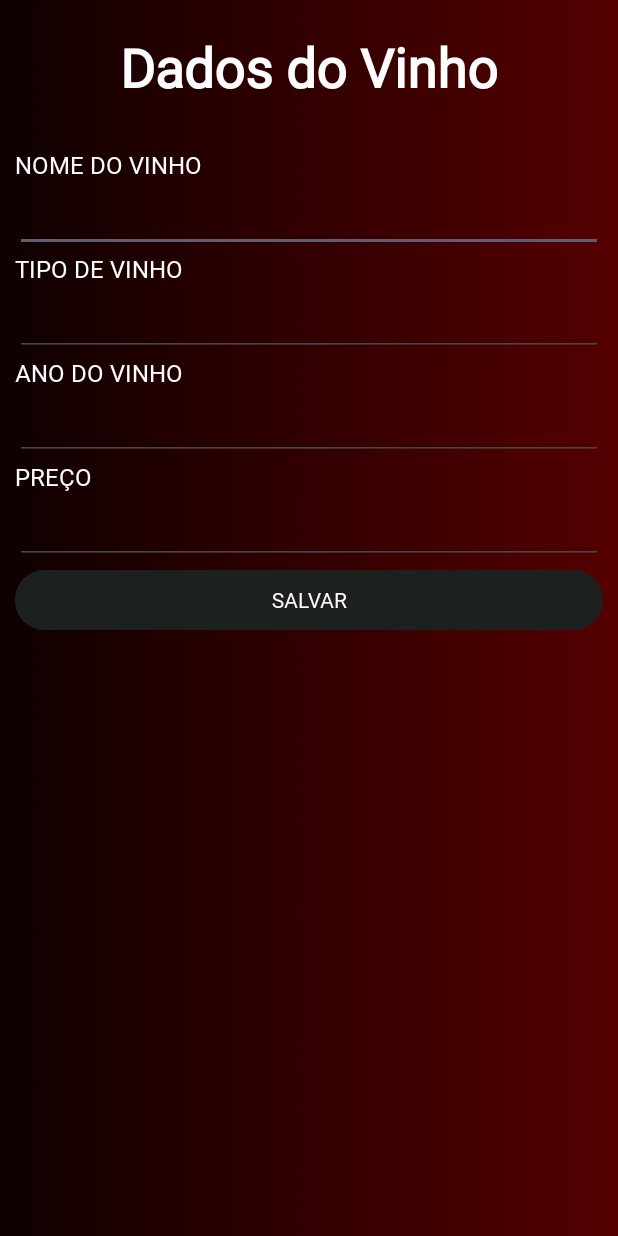
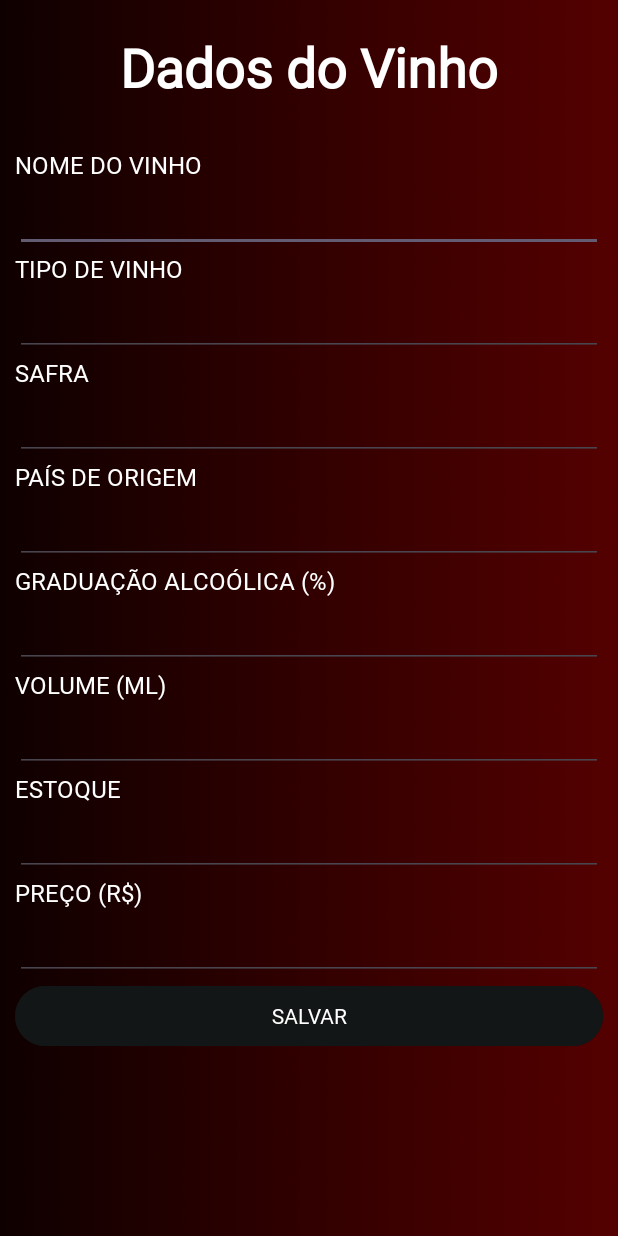
Before and after one commit to DiogoWebber/WineVision, an Android app: the EditVinhoActivity screen opened directly, with no data from a screen before it, after a tap on "SALVAR", on a phone screen of 412 x 824 dp. Run offline under Robolectric (Android 15) with nearby library versions, the phone set to English and light mode, and no system bars; 1 statement that could not run was skipped.

Commit message:
fix editClient

```diff
--- a/app/src/main/java/com/example/diogo/relatorio/RelatorioMesActivity.java
+++ b/app/src/main/java/com/example/diogo/relatorio/RelatorioMesActivity.java
@@ -53,7 +53,7 @@ public class RelatorioMesActivity extends AppCompatActivity {
         setContentView(R.layout.activity_relatorio_mes);
 
         if (Build.VERSION.SDK_INT >= Build.VERSION_CODES.LOLLIPOP) {
-            getWindow().setStatusBarColor(getResources().getColor(R.color.black));
+            getWindow().setStatusBarColor(getResources().getColor(R.color.cinza));
         }
 
         barChart = findViewById(R.id.barChart);
--- a/app/src/main/java/com/example/diogo/vendas/RegistroVendaActivity.java
+++ b/app/src/main/java/com/example/diogo/vendas/RegistroVendaActivity.java
@@ -135,7 +135,7 @@ public class RegistroVendaActivity extends AppCompatActivity {
             // Atualiza a quantidade do vinho selecionado
             vinhoSelecionado.setEstoque(vinhoSelecionado.getEstoque() - quantidade); // Subtrai a quantidade vendida
 
-            long result = vinhoDAO.update(vinhoSelecionado); // Atualiza o vinho no banco de dados
+            long result = vinhoDAO.updateVinho(vinhoSelecionado); // Atualiza o vinho no banco de dados
 
             // Verifica se a venda foi registrada e se a atualização do estoque foi bem-sucedida
             if (id != -1 && result > 0) {
--- a/app/src/main/java/com/example/diogo/vinhos/EditVinhoActivity.java
+++ b/app/src/main/java/com/example/diogo/vinhos/EditVinhoActivity.java
@@ -1,6 +1,7 @@
 package com.example.diogo.vinhos;
 
 import android.content.Intent;
+import android.os.Build;
 import android.os.Bundle;
 import android.text.TextUtils;
 import android.view.View;
@@ -16,16 +17,17 @@ import com.example.diogo.database.model.VinhosModel;
 
 public class EditVinhoActivity extends AppCompatActivity {
 
-    private EditText nomeTextView;
-    private EditText tipoTextView;
-    private EditText anoTextView;
-    private EditText precoTextView;
+    private EditText nomeTextView, tipoTextView, anoTextView, precoTextView;
+    private EditText safraTextView, paisTextView, graduacaoTextView, volumeTextView, estoqueTextView;
     private Button btnSalvar;
     private VinhoDAO vinhoDAO;
     private long vinhoId;
 
     @Override
     protected void onCreate(Bundle savedInstanceState) {
+        if (Build.VERSION.SDK_INT >= Build.VERSION_CODES.LOLLIPOP) {
+            getWindow().setStatusBarColor(getResources().getColor(R.color.vinho));
+        }
         super.onCreate(savedInstanceState);
         setContentView(R.layout.edit_vinho);
 
@@ -41,8 +43,13 @@ public class EditVinhoActivity extends AppCompatActivity {
         // Bind views
         nomeTextView = findViewById(R.id.editNomeVinho);
         tipoTextView = findViewById(R.id.editTipoVinho);
-        anoTextView = findViewById(R.id.editAnoVinho);
+        safraTextView = findViewById(R.id.editSafra);
+        paisTextView = findViewById(R.id.editPaisOrigem);
+        graduacaoTextView = findViewById(R.id.editGraduacaoAlcoolica);
+        volumeTextView = findViewById(R.id.editVolume);
+        estoqueTextView = findViewById(R.id.editEstoque);
         precoTextView = findViewById(R.id.editPrecoVinho);
+
         btnSalvar = findViewById(R.id.btnSalvarVinho);
 
         // Load the wine data for the given ID
@@ -63,35 +70,52 @@ public class EditVinhoActivity extends AppCompatActivity {
             // Populate the EditText fields with wine data
             nomeTextView.setText(vinho.getNome());
             tipoTextView.setText(vinho.getTipo());
-            anoTextView.setText(String.valueOf(vinho.getSafra())); // Use the correct method to retrieve the year
-            precoTextView.setText(String.valueOf(vinho.getPreco())); // Use the correct method to retrieve the price
+            safraTextView.setText(String.valueOf(vinho.getSafra()));
+            paisTextView.setText(vinho.getPaisOrigem());
+            graduacaoTextView.setText(String.valueOf(vinho.getGraduacaoAlcoolica()));
+            volumeTextView.setText(String.valueOf(vinho.getVolume()));
+            estoqueTextView.setText(String.valueOf(vinho.getEstoque()));
+            precoTextView.setText(String.valueOf(vinho.getPreco()));
         } else {
             Toast.makeText(this, "Vinho não encontrado.", Toast.LENGTH_SHORT).show();
-            finish(); // Close the activity if the wine is not found
+            finish();
         }
     }
 
     private void saveVinhoData() {
-        String nome = nomeTextView.getText().toString();
-        String tipo = tipoTextView.getText().toString();
-        String anoStr = anoTextView.getText().toString();
-        String precoStr = precoTextView.getText().toString();
+        String nome = nomeTextView.getText().toString().trim();
+        String tipo = tipoTextView.getText().toString().trim();
+        String safraStr = safraTextView.getText().toString().trim();
+        String pais = paisTextView.getText().toString().trim();
+        String graduacaoStr = graduacaoTextView.getText().toString().trim();
+        String volumeStr = volumeTextView.getText().toString().trim();
+        String estoqueStr = estoqueTextView.getText().toString().trim();
+        String precoStr = precoTextView.getText().toString().trim();
 
-        // Validate input fields
-        if (TextUtils.isEmpty(nome) || TextUtils.isEmpty(tipo) || TextUtils.isEmpty(anoStr) || TextUtils.isEmpty(precoStr)) {
-            Toast.makeText(this, "Por favor, preencha todos os campos obrigatórios.", Toast.LENGTH_SHORT).show();
+        if (TextUtils.isEmpty(nome) || TextUtils.isEmpty(tipo) ||
+                TextUtils.isEmpty(safraStr) || TextUtils.isEmpty(pais) ||
+                TextUtils.isEmpty(graduacaoStr) || TextUtils.isEmpty(volumeStr) ||
+                TextUtils.isEmpty(estoqueStr) || TextUtils.isEmpty(precoStr)) {
+
+            Toast.makeText(this, "Por favor, preencha todos os campos.", Toast.LENGTH_SHORT).show();
             return;
         }
 
         try {
-            int ano = Integer.parseInt(anoStr); // Convert year input to int
-            double preco = Double.parseDouble(precoStr); // Convert price input to double
+            int safra = Integer.parseInt(safraStr);
+            double graduacao = Double.parseDouble(graduacaoStr);
+            double volume = Double.parseDouble(volumeStr);
+            int estoque = Integer.parseInt(estoqueStr);
+            double preco = Double.parseDouble(precoStr);
 
-            // Create a new VinhosModel object
-            VinhosModel vinho = new VinhosModel(vinhoId, nome, tipo, ano, preco);
-            long result = vinhoDAO.updateVinho(vinho); // Update the wine in the DAO
+            if (safra < 0 || volume < 0 || estoque < 0 || preco < 0) {
+                Toast.makeText(this, "Valores não podem ser negativos.", Toast.LENGTH_SHORT).show();
+                return;
+            }
 
-            // Check if the update was successful
+            VinhosModel vinho = new VinhosModel(vinhoId, nome, tipo, safra, pais, graduacao, volume, estoque, preco);
+            long result = vinhoDAO.updateVinho(vinho);
+
             if (result != -1) {
                 Toast.makeText(this, "Vinho atualizado com sucesso!", Toast.LENGTH_SHORT).show();
                 Intent intent = new Intent(EditVinhoActivity.this, VinhosActivity.class);
@@ -102,7 +126,8 @@ public class EditVinhoActivity extends AppCompatActivity {
                 Toast.makeText(this, "Erro ao atualizar vinho. Tente novamente.", Toast.LENGTH_SHORT).show();
             }
         } catch (NumberFormatException e) {
-            Toast.makeText(this, "Erro ao converter o ano ou preço. Verifique os valores.", Toast.LENGTH_SHORT).show();
+            Toast.makeText(this, "Erro ao converter valores numéricos. Verifique os valores.", Toast.LENGTH_SHORT).show();
         }
     }
+
 }
--- a/app/src/main/res/layout/dialog_selecao_vinho.xml
+++ b/app/src/main/res/layout/dialog_selecao_vinho.xml
@@ -3,9 +3,7 @@
     android:layout_height="wrap_content"
     android:orientation="vertical"
     android:padding="16dp"
-    android:background="@color/vinho">
-
-
+    >
     <Spinner
         android:id="@+id/spinnerVinho"
         android:layout_width="match_parent"
--- a/app/src/main/res/layout/edit_vinho.xml
+++ b/app/src/main/res/layout/edit_vinho.xml
@@ -11,7 +11,8 @@
 
     <ScrollView
         android:layout_height="match_parent"
-        android:layout_width="match_parent">
+        android:layout_width="match_parent"
+        android:orientation="vertical">
 
         <LinearLayout
             android:layout_width="match_parent"
@@ -44,7 +45,6 @@
                     android:text="@string/nome_do_vinho"
                     android:textColor="@color/white"
                     android:textSize="16sp"
-                    android:paddingEnd="40dp"
                     android:fontFamily="@font/garamond"/>
                 <EditText
                     android:id="@+id/editNomeVinho"
@@ -62,7 +62,6 @@
                     android:text="@string/tipo_de_vinho"
                     android:textColor="@color/white"
                     android:textSize="16sp"
-                    android:paddingEnd="40dp"
                     android:fontFamily="@font/garamond"/>
                 <EditText
                     android:id="@+id/editTipoVinho"
@@ -72,18 +71,85 @@
                     android:layout_width="match_parent"
                     android:fontFamily="@font/garamond"/>
 
-                <!-- Ano do Vinho -->
+                <!-- Safra -->
                 <TextView
                     android:layout_width="match_parent"
                     android:layout_height="wrap_content"
                     android:layout_marginBottom="2dp"
-                    android:text="@string/ano_do_vinho"
+                    android:text="@string/safra"
                     android:textColor="@color/white"
                     android:textSize="16sp"
-                    android:paddingEnd="40dp"
                     android:fontFamily="@font/garamond"/>
                 <EditText
-                    android:id="@+id/editAnoVinho"
+                    android:id="@+id/editSafra"
+                    android:inputType="number"
+                    android:layout_height="wrap_content"
+                    android:textColorHint="@color/white"
+                    android:layout_width="match_parent"
+                    android:fontFamily="@font/garamond"/>
+
+                <!-- País de Origem -->
+                <TextView
+                    android:layout_width="match_parent"
+                    android:layout_height="wrap_content"
+                    android:layout_marginBottom="2dp"
+                    android:text="@string/pa_s_de_origem"
+                    android:textColor="@color/white"
+                    android:textSize="16sp"
+                    android:fontFamily="@font/garamond"/>
+                <EditText
+                    android:id="@+id/editPaisOrigem"
+                    android:inputType="text"
+                    android:layout_height="wrap_content"
+                    android:textColorHint="@color/white"
+                    android:layout_width="match_parent"
+                    android:fontFamily="@font/garamond"/>
+
+                <!-- Graduação Alcoólica -->
+                <TextView
+                    android:layout_width="match_parent"
+                    android:layout_height="wrap_content"
+                    android:layout_marginBottom="2dp"
+                    android:text="@string/gradua_o_alco_lica"
+                    android:textColor="@color/white"
+                    android:textSize="16sp"
+                    android:fontFamily="@font/garamond"/>
+                <EditText
+                    android:id="@+id/editGraduacaoAlcoolica"
+                    android:inputType="numberDecimal"
+                    android:layout_height="wrap_content"
+                    android:textColorHint="@color/white"
+                    android:layout_width="match_parent"
+                    android:fontFamily="@font/garamond"/>
+
+                <!-- Volume (ml) -->
+                <TextView
+                    android:layout_width="match_parent"
+                    android:layout_height="wrap_content"
+                    android:layout_marginBottom="2dp"
+                    android:text="@string/volume_ml"
+                    android:textColor="@color/white"
+                    android:textSize="16sp"
+                    android:fontFamily="@font/garamond"/>
+                <EditText
+                    android:id="@+id/editVolume"
+                    android:inputType="number"
+                    android:layout_height="wrap_content"
+                    android:textColorHint="@color/white"
+                    android:layout_width="match_parent"
+                    android:fontFamily="@font/garamond"/>
+
+                <!-- Estoque -->
+                <TextView
+                    android:layout_width="match_parent"
+                    android:layout_height="wrap_content"
+                    android:layout_marginBottom="2dp"
+                    android:text="@string/estoque"
+                    android:textColor="@color/white"
+                    android:textSize="16sp"
+                    android:fontFamily="@font/garamond"/>
+                <EditText
+                    android:id="@+id/editEstoque"
                     android:inputType="number"
                     android:layout_height="wrap_content"
                     android:textColorHint="@color/white"
@@ -91,14 +157,13 @@
                     android:fontFamily="@font/garamond"/>
 
                 <!-- Preço -->
-                 <TextView
+                <TextView
                     android:layout_width="match_parent"
                     android:layout_height="wrap_content"
                     android:layout_marginBottom="2dp"
-                    android:text="@string/pre_o"
+                    android:text="@string/pre_o_r"
                     android:textColor="@color/white"
                     android:textSize="16sp"
-                    android:paddingEnd="40dp"
                     android:fontFamily="@font/garamond"/>
                 <EditText
                     android:id="@+id/editPrecoVinho"
--- a/app/src/main/res/values/colors.xml
+++ b/app/src/main/res/values/colors.xml
@@ -14,7 +14,7 @@
     <color name="gold">#9F8F00</color>
     <color name="bordô">#82120a</color>
     <color name="vinho">#4C0500</color>
-    <color name="cinza">#1c2120</color>
+    <color name="cinza">#131616</color>
     <color name="cinzat">#80484d50</color>
 
 </resources>
```
Also changed, not shown: app/src/main/java/com/example/diogo/database/dao/VinhoDAO.java (+1 -34 lines), app/src/main/java/com/example/diogo/database/model/VinhosModel.java (+9 -8 lines), app/src/main/java/com/example/diogo/vendas/VinhosDialogAdapter.java (deleted, +0 -91 lines), app/src/main/res/layout/item_vinho_dialog.xml (deleted, +0 -32 lines).
